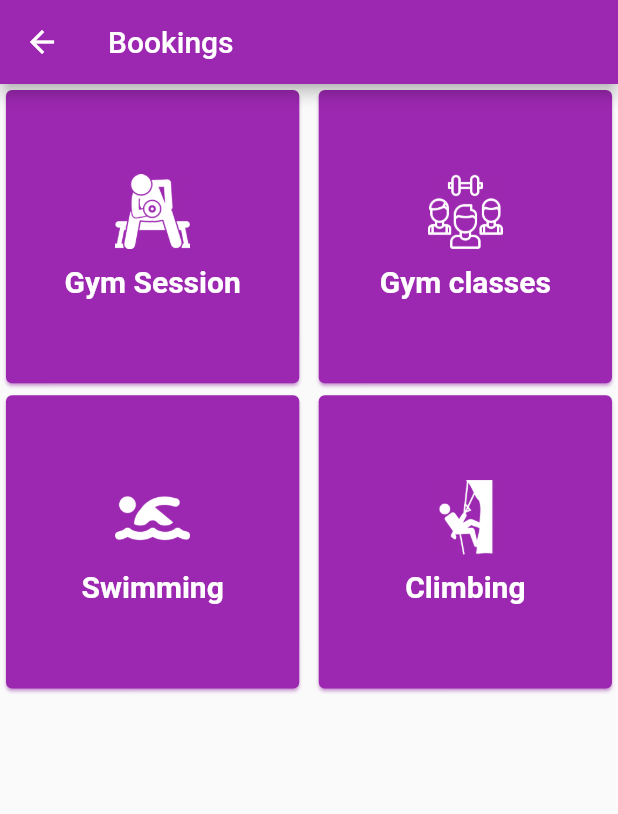
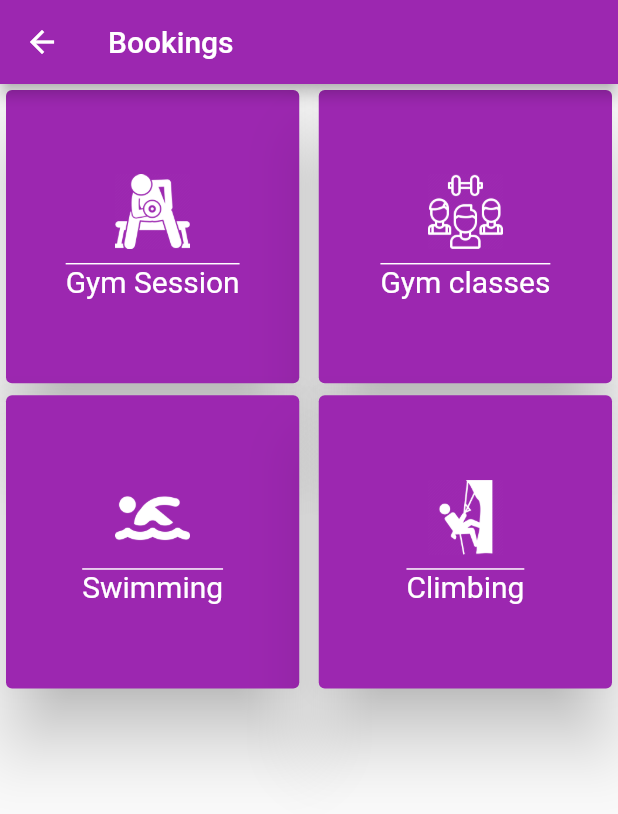
Before and after one commit to AltTheo/UOP_sports_V2.0, a Flutter app: the BookingScreen screen opened directly, on a phone screen of 412 x 824 dp. Shown: the top 814 px of the screen. Run offline on Flutter 3.47's test engine with Material 2 defaults, Android fonts, the phone set to English and light mode, and no system bars; our stand-ins replace babstrap_settings_screen, firebase_auth, firebase_core; missing offline and left inert: booking_calendar, navbar_router, splash_view; accounts and stored records are empty.

Commit message:
font and appearance touches to home and booking screen

```diff
--- a/lib/screens/BookingScreen.dart
+++ b/lib/screens/BookingScreen.dart
@@ -119,7 +119,10 @@ class BookingScreenState extends State<BookingScreen> {
                 },
                 child: Card(
                   color: Colors.purple,
-                  shadowColor: Colors.purpleAccent,
+                  elevation: 20,
+                  borderOnForeground: true,
+                  surfaceTintColor: Colors.purpleAccent,
+                  shadowColor: Colors.black,
                   child: Column(
                     mainAxisAlignment: MainAxisAlignment.center,
                     children: [
@@ -138,8 +141,11 @@ class BookingScreenState extends State<BookingScreen> {
                         activityTitles[index],
                         style: const TextStyle(
                             fontSize: 20,
-                            fontWeight: FontWeight.bold,
+                            locale:Locale('en'),
+                            decoration:TextDecoration.overline,
+                            // fontWeight: FontWeight.bold,
                             color: Colors.white),
+
                       ),
                     ],
                   ),
```
Also changed, not shown: lib/screens/HomeScreen.dart (+4 -3 lines).
